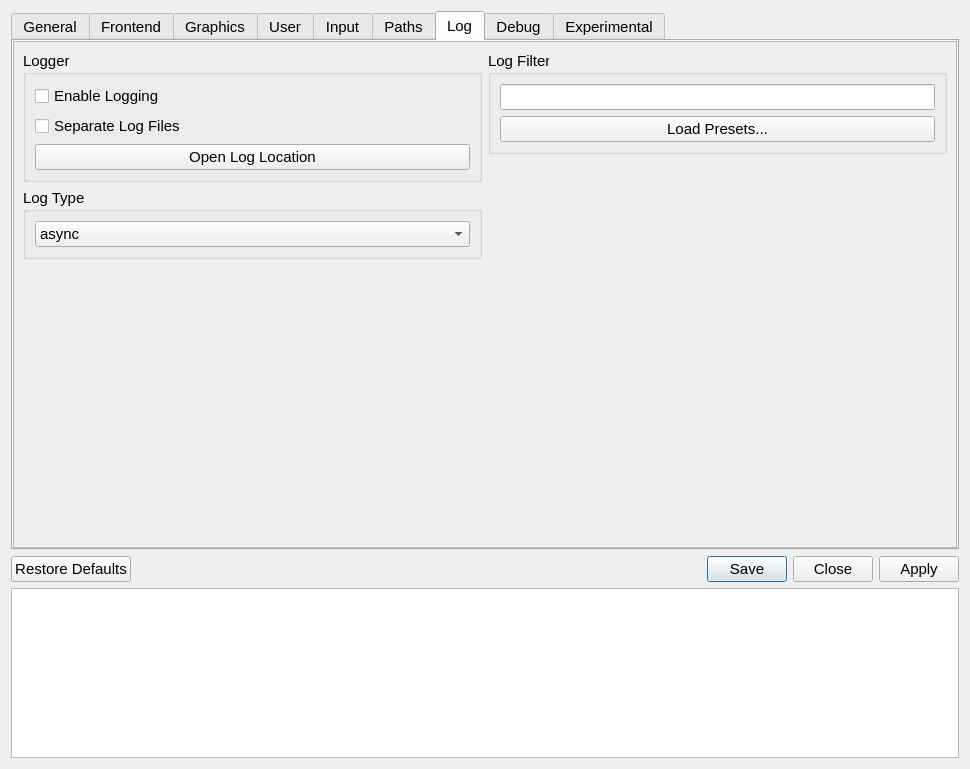
The window that src/qt_gui/settings_dialog.ui (shadps4-emu/shadps4-qtlauncher) describes before a commit, drawn with Qt 5.
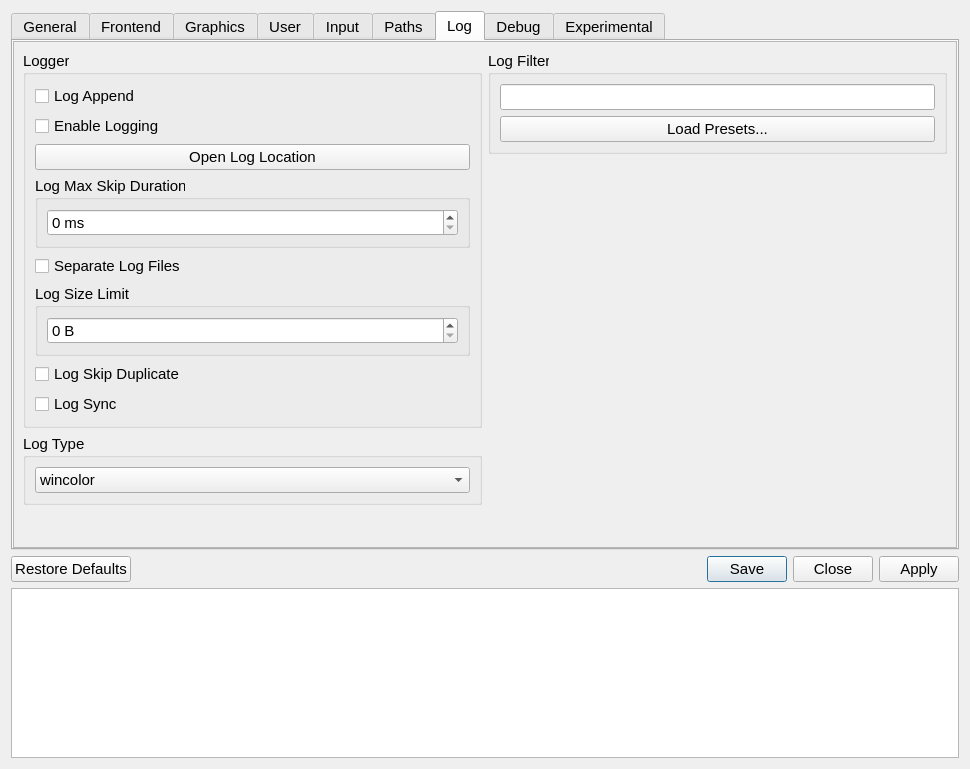
The same window after the commit. The open tabs and pages were chosen to show the change. Icons and pictures are not drawn.

Patch:
```diff
--- a/src/qt_gui/settings_dialog.ui
+++ b/src/qt_gui/settings_dialog.ui
@@ -2048,26 +2048,85 @@
               </property>
               <layout class="QVBoxLayout" name="loggerLayout">
                <item>
-                <widget class="QCheckBox" name="enableLoggingCheckBox">
+                <widget class="QCheckBox" name="logAppendCheckBox">
+                 <property name="text">
+                  <string>Log Append</string>
+                 </property>
+                </widget>
+               </item>
+               <item>
+                <widget class="QCheckBox" name="logEnableCheckBox">
                  <property name="text">
                   <string>Enable Logging</string>
                  </property>
                 </widget>
                </item>
                <item>
-                <widget class="QCheckBox" name="separateLogFilesCheckbox">
-                 <property name="text">
-                  <string>Separate Log Files</string>
-                 </property>
-                </widget>
-               </item>
-               <item>
-                <widget class="QPushButton" name="OpenLogLocationButton">
+                <widget class="QPushButton" name="logOpenLocationButton">
                  <property name="text">
                   <string>Open Log Location</string>
                  </property>
                 </widget>
                </item>
+               <item>
+                <widget class="QGroupBox" name="logMaxSkipDurationGroupBox">
+                 <property name="title">
+                  <string>Log Max Skip Duration</string>
+                 </property>
+                 <layout class="QHBoxLayout" name="logMaxSkipDurationBoxLayout">
+                  <item>
+                   <widget class="QSpinBox" name="logMaxSkipDurationLineEdit">
+                    <property name="suffix">
+                     <string> ms</string>
+                    </property>
+                    <property name="maximum">
+                     <number>9999999</number>
+                    </property>
+                   </widget>
+                  </item>
+                 </layout>
+                </widget>
+               </item>
+               <item>
+                <widget class="QCheckBox" name="logSeparateCheckBox">
+                 <property name="text">
+                  <string>Separate Log Files</string>
+                 </property>
+                </widget>
+               </item>
+               <item>
+                <widget class="QGroupBox" name="logSizeLimitGroupBox">
+                 <property name="title">
+                  <string>Log Size Limit</string>
+                 </property>
+                 <layout class="QHBoxLayout" name="logSizeLimitBoxLayout">
+                 <item>
+                  <widget class="QSpinBox" name="logSizeLimitLineEdit">
+                   <property name="suffix">
+                    <string> B</string>
+                   </property>
+                   <property name="maximum">
+                    <number>999999999</number>
+                   </property>
+                  </widget>
+                 </item>
+                 </layout>
+               </widget>
+               </item>
+               <item>
+                <widget class="QCheckBox" name="logSkipDuplicateCheckBox">
+                 <property name="text">
+                  <string>Log Skip Duplicate</string>
+                 </property>
+                </widget>
+               </item>
+               <item>
+                <widget class="QCheckBox" name="logSyncCheckBox">
+                 <property name="text">
+                  <string>Log Sync</string>
+                 </property>
+                </widget>
+               </item>
               </layout>
              </widget>
             </item>
@@ -2087,7 +2146,7 @@
                 <widget class="QComboBox" name="logTypeComboBox">
                  <item>
                   <property name="text">
-                   <string>async</string>
+                   <string>wincolor</string>
                   </property>
                  </item>
                  <item>
```
Left out of the diff: 2 changed lines with no effect on the pictures.
